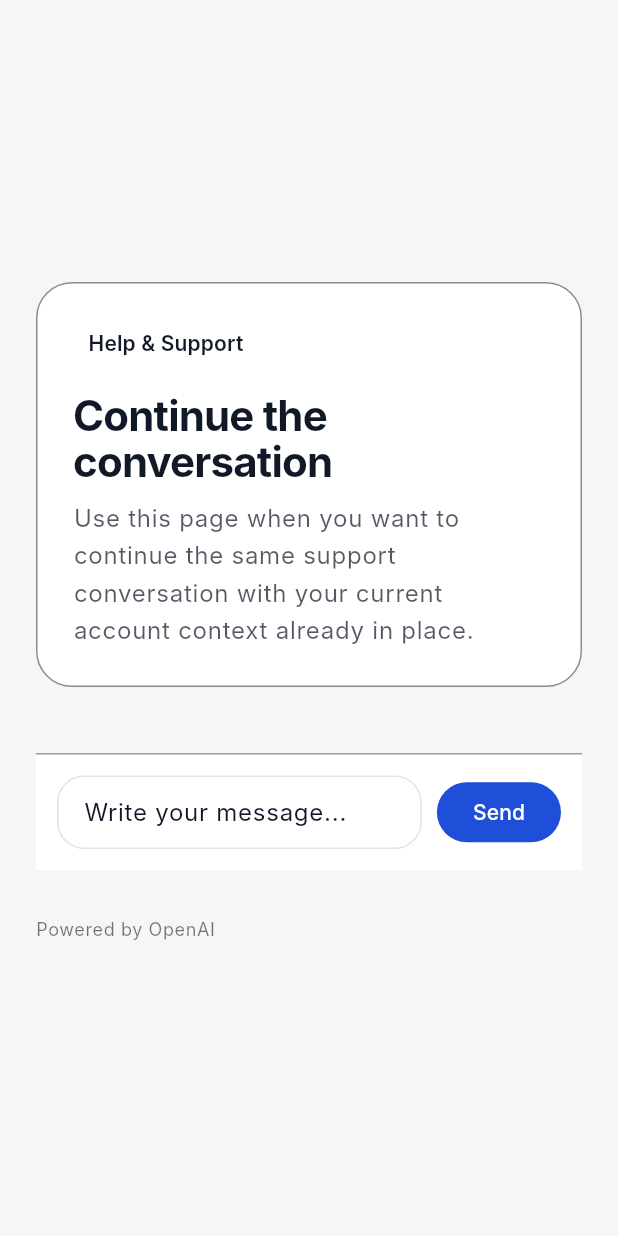
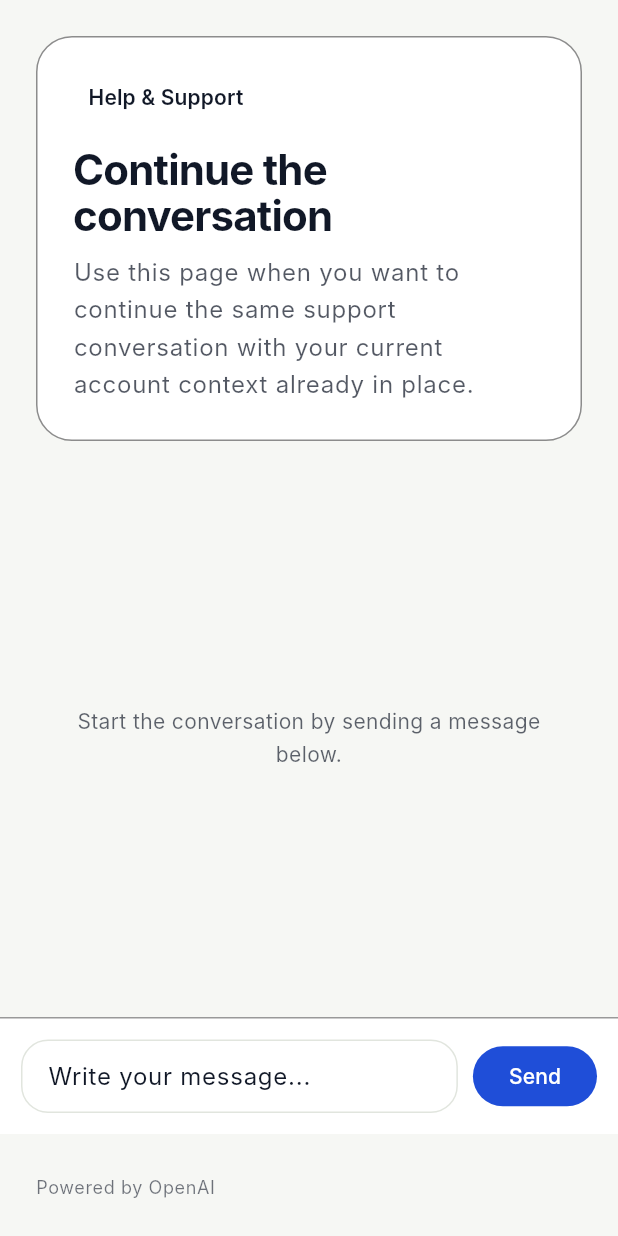
Before and after one commit to bajwa4u2/orchestrate-app, a Flutter app: the SupportPage screen opened directly with empty values, on a phone screen of 412 x 824 dp. Run offline on Flutter 3.47's test engine with Material 3 defaults, Android fonts, the phone set to English and light mode, and no system bars; our stand-ins replace dio, go_router, shared_preferences; accounts and stored records are empty; Roboto replaces fonts that are missing (Inter).

Commit message:
support restructure pass2

```diff
--- a/lib/features/support/screens/support_page.dart
+++ b/lib/features/support/screens/support_page.dart
@@ -66,34 +66,35 @@ class _SupportPageState extends State<SupportPage> {
     return Scaffold(
       body: SafeArea(
         child: Center(
-          child: SingleChildScrollView(
-            padding: const EdgeInsets.all(24),
           child: ConstrainedBox(
             constraints: const BoxConstraints(maxWidth: 900),
             child: Column(
               crossAxisAlignment: CrossAxisAlignment.start,
               children: [
                 _SupportPageHeader(publicMode: widget.publicMode),
-                  const SizedBox(height: 24),
-                  ResponseStream(
+                const SizedBox(height: 12),
+                Expanded(
+                  child: Padding(
+                    padding: const EdgeInsets.symmetric(horizontal: 24),
+                    child: ResponseStream(
                       messages: session.messages,
                       isLoading: session.isLoading,
-                    onFollowUpTap: (value) async {
-                      await controller.sendMessage(message: value);
-                    },
+                      onFollowUpTap: (_) {},
                     ),
-                  const SizedBox(height: 20),
+                  ),
+                ),
                 IntakeCard(
                   publicMode: widget.publicMode,
                   isLoading: session.isLoading,
                   initialValue: _draft,
-                    onChanged: (value) => _draft = value,
+                  onChanged: (value) => setState(() => _draft = value),
                   onSubmit: _submit,
                 ),
-                  const SizedBox(height: 12),
-                  const SupportFooter(showStripe: false),
+                const Padding(
+                  padding: EdgeInsets.fromLTRB(24, 8, 24, 16),
+                  child: SupportFooter(showStripe: false),
+                ),
               ],
-              ),
             ),
           ),
         ),
@@ -111,7 +112,9 @@ class _SupportPageHeader extends StatelessWidget {
   Widget build(BuildContext context) {
     final scheme = Theme.of(context).colorScheme;
 
-    return Container(
+    return Padding(
+      padding: const EdgeInsets.fromLTRB(24, 24, 24, 0),
+      child: Container(
         width: double.infinity,
         padding: const EdgeInsets.all(24),
         decoration: BoxDecoration(
@@ -153,6 +156,7 @@ class _SupportPageHeader extends StatelessWidget {
             ),
           ],
         ),
+      ),
     );
   }
 }
```
Also changed, not shown: lib/features/support/screens/support_drawer.dart (+17 -15 lines), lib/features/support/widgets/response_stream.dart (+23 -89 lines). Lines whose indentation alone changed are shown as unchanged.
